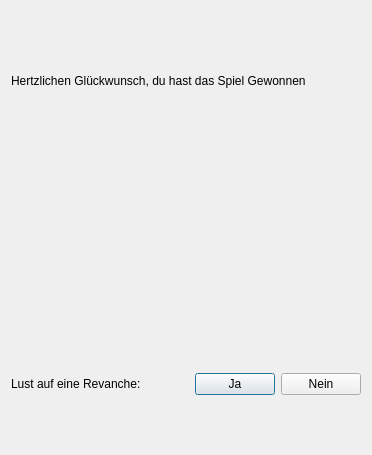
Above: Gui/enddialog.ui from MisterHyde/Ship_Happens before the change. Below: the same form after it.
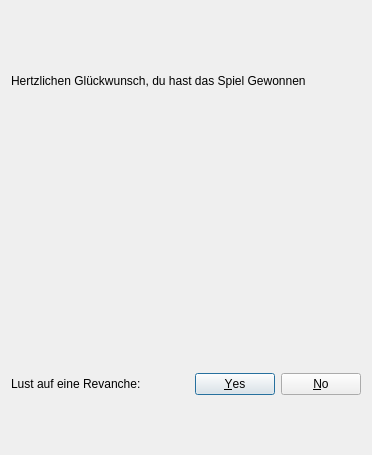
That is the form after the change.

Patch:
```diff
--- a/Gui/enddialog.ui
+++ b/Gui/enddialog.ui
@@ -41,16 +41,12 @@
           </spacer>
          </item>
          <item row="2" column="1">
-          <widget class="QPushButton" name="pushButton_2">
-           <property name="text">
-            <string>Ja</string>
+          <widget class="QDialogButtonBox" name="buttonBox">
+           <property name="locale">
+            <locale language="German" country="Germany"/>
            </property>
-          </widget>
-         </item>
-         <item row="2" column="2">
-          <widget class="QPushButton" name="pushButton">
-           <property name="text">
-            <string>Nein</string>
+           <property name="standardButtons">
+            <set>QDialogButtonBox::No|QDialogButtonBox::Yes</set>
            </property>
           </widget>
          </item>
```
